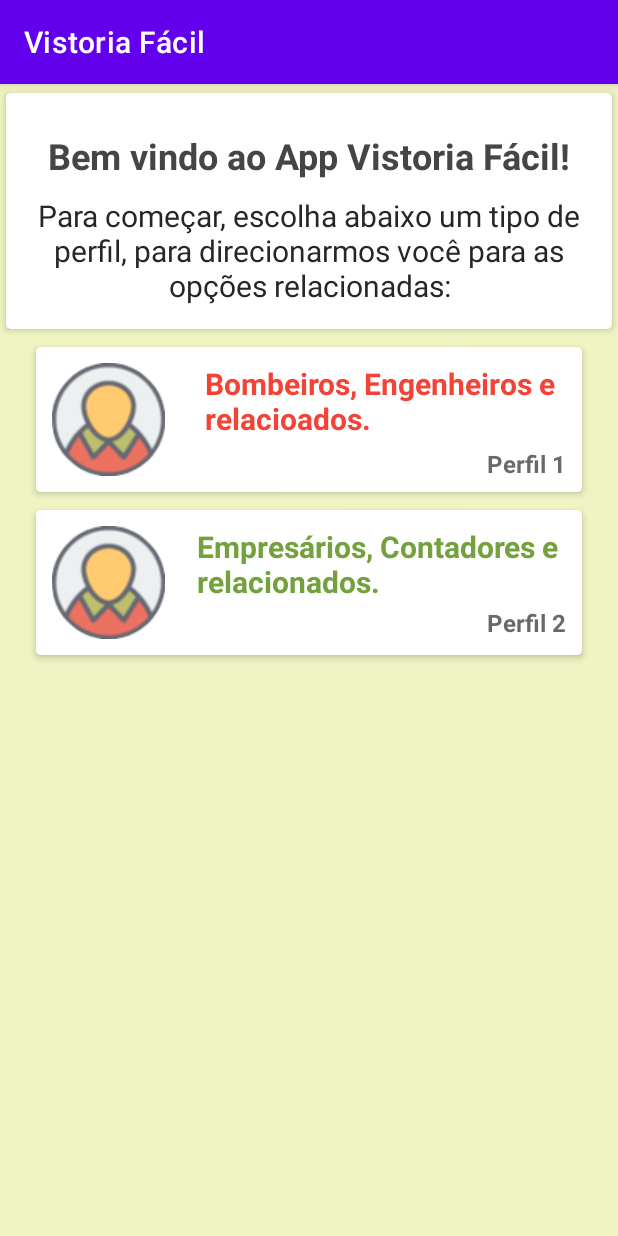
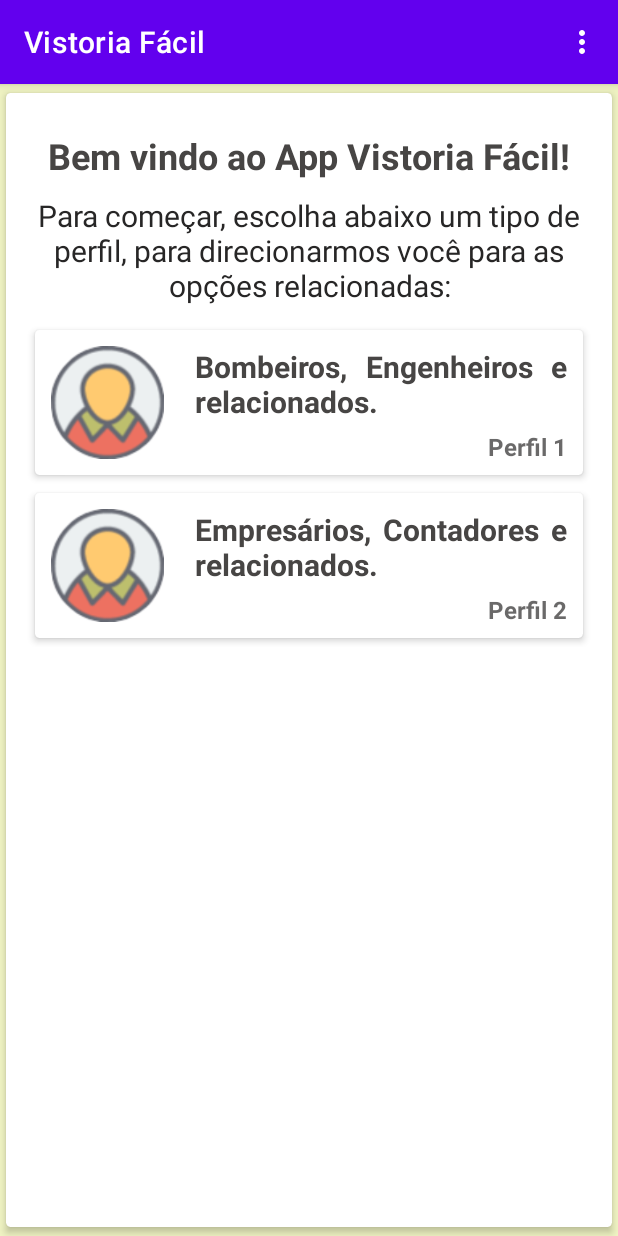
Before and after one commit to edmundobop/Vistoria_Facil, an Android app: the screen it shows after launch (MainActivity), on a phone screen of 412 x 824 dp. Run offline under Robolectric (Android 15) with nearby library versions, the phone set to English and light mode, and no system bars; libraries missing offline, so code that uses them is left out: eu.dkaratzas.android; 2 statements that could not run were skipped.

Commit message:
alteracoes 16/11/21

```diff
--- a/app/build.gradle
+++ b/app/build.gradle
@@ -41,6 +41,7 @@ dependencies {
     implementation 'com.github.barteksc:android-pdf-viewer:2.8.2'
     implementation 'androidx.lifecycle:lifecycle-livedata-ktx:2.4.0'
     implementation 'androidx.lifecycle:lifecycle-viewmodel-ktx:2.4.0'
+    implementation 'eu.dkaratzas:android-inapp-update:1.0.5'
     testImplementation 'junit:junit:'
     androidTestImplementation 'androidx.test.ext:junit:1.1.3'
     androidTestImplementation 'androidx.test.espresso:espresso-core:3.4.0'
--- a/app/src/main/java/br/com/stone4/main/MainActivity.java
+++ b/app/src/main/java/br/com/stone4/main/MainActivity.java
@@ -1,50 +1,137 @@
 package br.com.stone4.main;
 
 import android.annotation.SuppressLint;
+import android.content.ActivityNotFoundException;
 import android.content.Intent;
+import android.net.Uri;
 import android.os.Bundle;
+import android.view.Menu;
+import android.view.MenuItem;
 import android.view.View;
+import android.widget.Toast;
 
+import androidx.annotation.NonNull;
+import androidx.appcompat.app.ActionBarDrawerToggle;
 import androidx.appcompat.app.AppCompatActivity;
 import androidx.cardview.widget.CardView;
 
 
+import com.google.android.material.snackbar.Snackbar;
+
 import br.com.stone4.R;
+import br.com.stone4.main.vistoria.CertiPreviaPassoApasso;
+import eu.dkaratzas.android.inapp.update.Constants;
+import eu.dkaratzas.android.inapp.update.InAppUpdateManager;
+import eu.dkaratzas.android.inapp.update.InAppUpdateStatus;
 
-public class MainActivity extends AppCompatActivity implements View.OnClickListener{
+public class MainActivity extends AppCompatActivity implements InAppUpdateManager.InAppUpdateHandler{
 
+    private ActionBarDrawerToggle actionBarDrawerToggle;
+    InAppUpdateManager inAppUpdateManager;
+    private Intent intent;
+
+    // Menu da barra supeior
+    @Override
+    public boolean onCreateOptionsMenu(Menu menu) {
+
+        getMenuInflater().inflate(R.menu.menu_item,menu);
+        return true;
+    }
+
+    @Override
+    public boolean onOptionsItemSelected(@NonNull MenuItem item) {
+
+        int item_id = item.getItemId();
+
+        if (item_id == R.id.avaliar){
+            Toast.makeText(this,"Botão d avaliar", Toast.LENGTH_SHORT).show();
+            try {
+                Uri uri = Uri.parse("market://details?id=" +
+                        getPackageName());
+
+                Intent intent = new Intent(Intent.ACTION_VIEW,uri);
+                intent.setFlags(Intent.FLAG_ACTIVITY_NEW_TASK);
+                startActivity(intent);
+            } catch (ActivityNotFoundException e){
+                Uri uri = Uri.parse("https://play.google.com/store/apps/details?id=" +getPackageName());
+                Intent intent = new Intent(Intent.ACTION_VIEW,uri);
+                intent.setFlags(Intent.FLAG_ACTIVITY_NEW_TASK);
+                startActivity(intent);
+            }
+        }
+
+        return true;
+    }
 
     @Override
     protected void onCreate(Bundle savedInstanceState) {
         super.onCreate(savedInstanceState);
         setContentView(R.layout.activity_main);
 
+
+        Bundle parametros = new Bundle();
+
         CardView card1 = (CardView) findViewById(R.id.card1);
         CardView card2 = (CardView) findViewById(R.id.card2);
 
-        card1.setOnClickListener(this);
-        card2.setOnClickListener(this);
+        card1.setOnClickListener(new View.OnClickListener() {
+            @Override
+            public void onClick(View v) {
+
+            parametros.putString("perfil","perfil1");
+
+            intent = new Intent(getApplicationContext(), Vistorias.class);
+            intent.putExtras(parametros);
+            startActivity(intent);
+            }
+        });
+
+        card2.setOnClickListener(new View.OnClickListener() {
+            @Override
+            public void onClick(View v) {
+
+            parametros.putString("perfil","perfil2");
+
+            intent = new Intent(getApplicationContext(), Vistorias.class);
+            intent.putExtras(parametros);
+            startActivity(intent);
+            }
+        });
+
+
+
+       // Método de Update
+        inAppUpdateManager = InAppUpdateManager.Builder(this,5)
+                .resumeUpdates(true)
+                .mode(Constants.UpdateMode.IMMEDIATE)
+                .snackBarAction("Uma atualização foi baixada.")
+                .handler(this);
+
+        inAppUpdateManager.checkForAppUpdate();
     }
 
-    @SuppressLint("NonConstantResourceId")
     @Override
-    public void onClick(View v) {
+    public void onInAppUpdateError(int code, Throwable error) {
 
-        Intent intent = getIntent();
-        Bundle parametros = new Bundle();
+    }
 
-        switch (v.getId()){
-            case R.id.card1:
-                parametros.putString("perfil","perfil1");
-                break;
-            case R.id.card2:
-                parametros.putString("perfil","perfil2");
-                break;
+    @Override
+    public void onInAppUpdateStatus(InAppUpdateStatus status) {
+        if (status.isDownloaded()){
+            View view = getWindow().getDecorView().findViewById(android.R.id.content);
+            Snackbar snackbar = Snackbar.make(view,
+                    "Uma atualização foi baixada.",
+                    Snackbar.LENGTH_INDEFINITE);
+
+            snackbar.setAction("", new View.OnClickListener() {
+                @Override
+                public void onClick(View v) {
+                    inAppUpdateManager.completeUpdate();
+                }
+            });
+
+            snackbar.show();
         }
-
-        intent.setClass(this, Vistorias.class);
-        intent.putExtras(parametros);
-        startActivity(intent);
     }
 }
 /*
--- /dev/null
+++ b/app/src/main/res/drawable/ic_alert.xml
@@ -0,0 +1,5 @@
+<vector android:height="24dp" android:tint="#0055FE"
+    android:viewportHeight="24" android:viewportWidth="24"
+    android:width="24dp" xmlns:android="http://schemas.android.com/apk/res/android">
+    <path android:fillColor="@android:color/white" android:pathData="M15.73,3L8.27,3L3,8.27v7.46L8.27,21h7.46L21,15.73L21,8.27L15.73,3zM12,17.3c-0.72,0 -1.3,-0.58 -1.3,-1.3 0,-0.72 0.58,-1.3 1.3,-1.3 0.72,0 1.3,0.58 1.3,1.3 0,0.72 -0.58,1.3 -1.3,1.3zM13,13h-2L11,7h2v6z"/>
+</vector>
--- /dev/null
+++ b/app/src/main/res/drawable/ic_avaliar.xml
@@ -0,0 +1,5 @@
+<vector android:height="24dp" android:tint="#0055FE"
+    android:viewportHeight="24" android:viewportWidth="24"
+    android:width="24dp" xmlns:android="http://schemas.android.com/apk/res/android">
+    <path android:fillColor="@android:color/white" android:pathData="M1,21h4L5,9L1,9v12zM23,10c0,-1.1 -0.9,-2 -2,-2h-6.31l0.95,-4.57 0.03,-0.32c0,-0.41 -0.17,-0.79 -0.44,-1.06L14.17,1 7.59,7.59C7.22,7.95 7,8.45 7,9v10c0,1.1 0.9,2 2,2h9c0.83,0 1.54,-0.5 1.84,-1.22l3.02,-7.05c0.09,-0.23 0.14,-0.47 0.14,-0.73v-2z"/>
+</vector>
--- /dev/null
+++ b/app/src/main/res/drawable/ic_menu.xml
@@ -0,0 +1,10 @@
+<vector xmlns:android="http://schemas.android.com/apk/res/android"
+    android:width="24dp"
+    android:height="24dp"
+    android:viewportWidth="24"
+    android:viewportHeight="24"
+    android:tint="?attr/colorControlNormal">
+  <path
+      android:fillColor="@android:color/white"
+      android:pathData="M12,8c1.1,0 2,-0.9 2,-2s-0.9,-2 -2,-2 -2,0.9 -2,2 0.9,2 2,2zM12,10c-1.1,0 -2,0.9 -2,2s0.9,2 2,2 2,-0.9 2,-2 -0.9,-2 -2,-2zM12,16c-1.1,0 -2,0.9 -2,2s0.9,2 2,2 2,-0.9 2,-2 -0.9,-2 -2,-2z"/>
+</vector>
--- a/app/src/main/res/layout/activity_main.xml
+++ b/app/src/main/res/layout/activity_main.xml
@@ -17,7 +17,7 @@
             <androidx.cardview.widget.CardView
                 android:id="@+id/card_main"
                 android:layout_width="match_parent"
-                android:layout_height="wrap_content"
+                android:layout_height="match_parent"
                 app:cardBackgroundColor="@color/white"
                 app:cardCornerRadius="3dp"
                 app:cardElevation="3dp"
@@ -50,18 +50,13 @@
                         android:text="Para começar, escolha abaixo um tipo de perfil, para direcionarmos você para as opções relacionadas:"
                         android:textColor="@color/black_text"
                         android:textSize="20sp" />
-                </LinearLayout>
-
-
-            </androidx.cardview.widget.CardView>
-
 
                     <androidx.cardview.widget.CardView
                         android:id="@+id/card1"
                         android:layout_width="match_parent"
                         android:layout_height="wrap_content"
-            android:layout_marginStart="20dp"
-            android:layout_marginEnd="20dp"
+                        android:layout_marginStart="10dp"
+                        android:layout_marginEnd="10dp"
                         app:cardBackgroundColor="@color/white"
                         app:cardCornerRadius="3dp"
                         app:cardElevation="3dp"
@@ -91,12 +86,14 @@
                                     android:layout_height="wrap_content"
                                     android:layout_gravity="center"
                                     android:layout_margin="5dp"
-                        android:paddingLeft="16sp"
-                        android:text="Bombeiros, Engenheiros e relacioados."
-                        android:textColor="#F44336"
+                                    android:justificationMode="inter_word"
+                                    android:paddingStart="10sp"
+                                    android:text="Bombeiros, Engenheiros e relacionados."
+                                    android:textColor="#474544"
                                     android:textColorHint="#107C72"
                                     android:textSize="20sp"
-                        android:textStyle="bold" />
+                                    android:textStyle="bold"
+                                    tools:ignore="RtlSymmetry" />
 
                                 <TextView
                                     android:id="@+id/perfil1"
@@ -121,8 +118,8 @@
                         android:id="@+id/card2"
                         android:layout_width="match_parent"
                         android:layout_height="wrap_content"
-            android:layout_marginStart="20dp"
-            android:layout_marginEnd="20dp"
+                        android:layout_marginStart="10dp"
+                        android:layout_marginEnd="10dp"
                         app:cardBackgroundColor="@color/white"
                         app:cardCornerRadius="3dp"
                         app:cardElevation="3dp"
@@ -148,14 +145,15 @@
 
                                 <TextView
                                     android:id="@+id/txt_main_titulo2"
-                        android:layout_width="268dp"
-                        android:layout_height="48dp"
+                                    android:layout_width="match_parent"
+                                    android:layout_height="wrap_content"
                                     android:layout_gravity="center"
                                     android:layout_margin="5dp"
-                        android:paddingLeft="16sp"
+                                    android:justificationMode="inter_word"
+                                    android:paddingLeft="10sp"
                                     android:text="Empresários, Contadores e relacionados."
-                        android:textColor="#72A13D"
-                        android:textColorHint="#72A13D"
+                                    android:textColor="#474544"
+                                    android:textColorHint="#107C72"
                                     android:textSize="20sp"
                                     android:textStyle="bold" />
 
@@ -179,4 +177,11 @@
                     </androidx.cardview.widget.CardView>
                 </LinearLayout>
 
+
+            </androidx.cardview.widget.CardView>
+
+
+
+    </LinearLayout>
+
 </RelativeLayout>
--- /dev/null
+++ b/app/src/main/res/menu/menu_item.xml
@@ -0,0 +1,17 @@
+<?xml version="1.0" encoding="utf-8"?>
+<menu xmlns:android="http://schemas.android.com/apk/res/android"
+    xmlns:app="http://schemas.android.com/apk/res-auto">
+    <item
+        app:showAsAction="always"
+        android:icon="@drawable/ic_menu"
+        android:title="">
+        <menu>
+            <item
+                android:id="@+id/avaliar"
+                android:icon="@drawable/ic_avaliar"
+                android:title="Avaliar"
+                app:showAsAction="never"/>
+        </menu>
+    </item>
+
+</menu>
```
Also changed, not shown: app/src/main/java/br/com/stone4/main/Vistorias.java (+40 -0 lines), app/src/main/java/br/com/stone4/resultados/Controle_Resultado.java (+55 -3 lines), app/src/main/res/layout/popup.xml (added, +58 -0 lines), app/src/main/res/values/strings.xml (+17 -0 lines). Lines whose indentation alone changed are shown as unchanged.
